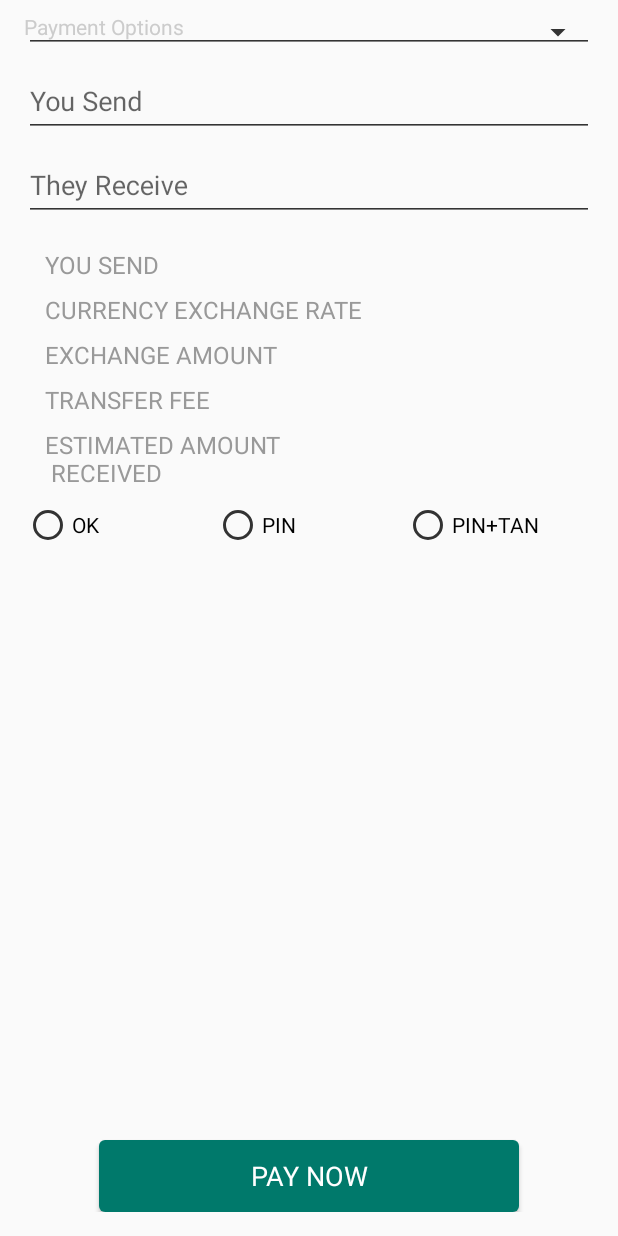
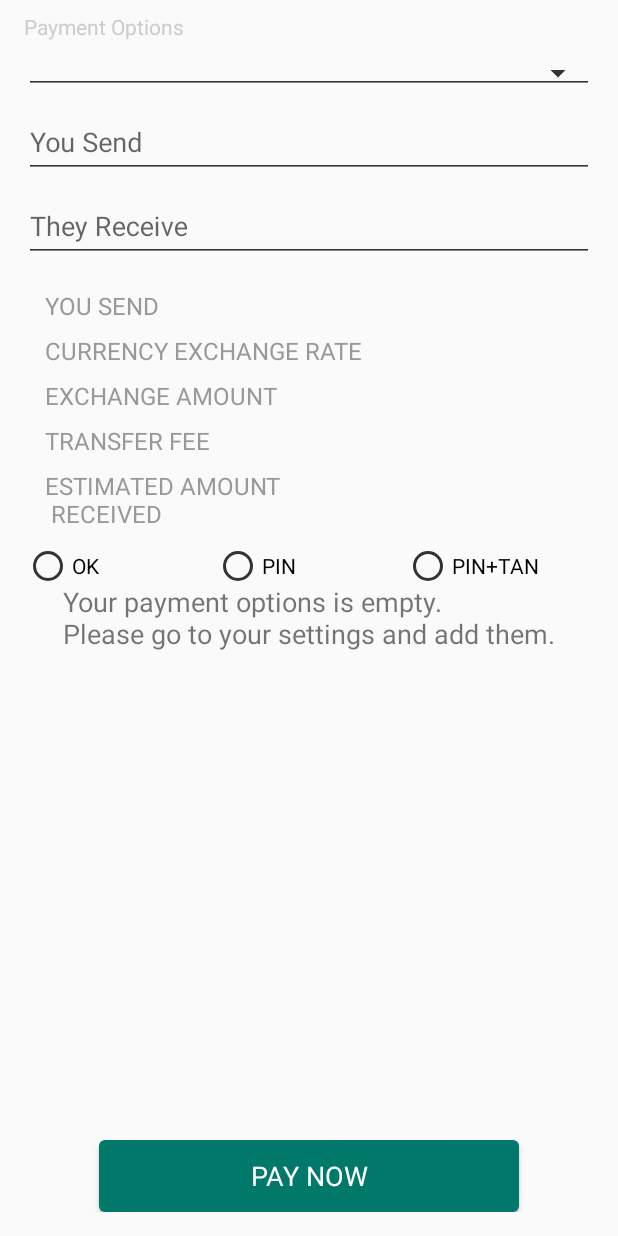
Before and after one commit to Festak/TransferPay, an Android app: the layout transaction_overview.xml on its own in the app's theme, with its tools: preview values and no code run, on a phone screen of 412 x 824 dp. Run offline under Robolectric (Android 15) with nearby library versions, the phone set to English and light mode, and no system bars.

Commit message:
Validation on null payment option.

```diff
--- a/app-transferpay/src/main/java/com/transfer/pay/models/Transaction.java
+++ b/app-transferpay/src/main/java/com/transfer/pay/models/Transaction.java
@@ -153,8 +153,13 @@ public class Transaction extends BaseObservable {
     public void setPaymentOption(CreditCardModel paymentOption) {
         this.paymentOption = paymentOption;
         if (paymentOption != null) {
-            setExchangeRate(paymentOption.getCreditCardDataOne().getCurrency().getFormatToUsd());
-            setCurrency(paymentOption.getCreditCardDataOne().getCurrency().getName());
+            if (paymentOption.getCreditCardDataOne() != null) {
+                setExchangeRate(paymentOption.getCreditCardDataOne().getCurrency().getFormatToUsd());
+                setCurrency(paymentOption.getCreditCardDataOne().getCurrency().getName());
+            } else {
+                setExchangeRate(1.0);
+                setCurrency("Undefined");
+            }
         }
         notifyPropertyChanged(BR.paymentOption);
     }
--- a/app-transferpay/src/main/java/com/transfer/pay/ui/fragments/transactionoverview/TransactionOverviewPresenter.java
+++ b/app-transferpay/src/main/java/com/transfer/pay/ui/fragments/transactionoverview/TransactionOverviewPresenter.java
@@ -11,6 +11,7 @@ import com.transfer.pay.databinding.TransactionOverviewBinding;
 import com.transfer.pay.models.CreditCardData;
 import com.transfer.pay.models.CreditCardModel;
 import com.transfer.pay.models.Transaction;
+import com.transfer.pay.models.User;
 import com.transfer.pay.ormlite.ORMLiteFactcory;
 import com.transfer.pay.ui.TransferPayBasePresenter;
 import com.transfer.pay.ui.fragments.TransferPayFragmentFactory;
@@ -70,6 +71,7 @@ public class TransactionOverviewPresenter extends TransferPayBasePresenter<Empty
     public void bindVariables(TransactionOverviewBinding binding) {
         binding.setPresenter(this);
         binding.setTransaction(initTransaction());
+        binding.setHasPaymentOptions(isUserHasPaymentOptions());
     }
 
     public List<CreditCardModel> getPaymentOptions() {
@@ -96,4 +98,9 @@ public class TransactionOverviewPresenter extends TransferPayBasePresenter<Empty
 
     }
 
+    private boolean isUserHasPaymentOptions() {
+        User user = UserManager.getInstance().getUser();
+        return user.getCreditCards() != null && user.getCreditCards().size() > 0;
+    }
+
 }
--- a/app-transferpay/src/main/res/layout/transaction_overview.xml
+++ b/app-transferpay/src/main/res/layout/transaction_overview.xml
@@ -19,6 +19,10 @@
             name="v"
             type="android.view.View"/>
 
+        <variable
+            name="hasPaymentOptions"
+            type="Boolean"/>
+
     </data>
 
     <RelativeLayout
@@ -30,32 +34,39 @@
         android:paddingRight="@dimen/activity_horizontal_margin">
 
         <TextView
-            style="@style/SpinnerLabel"
             android:layout_width="wrap_content"
             android:layout_height="wrap_content"
-            android:layout_marginTop="@dimen/text_link_margin_top"
-            android:text="@string/settings_button_payment_option"/>
-
-        <android.support.v7.widget.AppCompatSpinner
-            android:id="@+id/spinnerPaymentOptions"
-            style="@style/Base.Widget.AppCompat.Spinner.Underlined"
-            android:layout_width="match_parent"
-            android:layout_height="wrap_content"
-            android:layout_marginTop="@dimen/text_link_margin_top"
-            bind:selectedValue="@={transaction.paymentOption}"/>
+            android:layout_centerInParent="true"
+            android:text="@string/validation_zero_payment_options"
+            android:textSize="18sp"
+            android:visibility="@{!hasPaymentOptions ? v.VISIBLE : v.GONE}"/>
 
         <ScrollView
-            android:layout_below="@id/spinnerPaymentOptions"
             android:layout_width="match_parent"
             android:layout_height="wrap_content"
             android:layout_above="@+id/buttonSave"
-            android:visibility="@{transaction.paymentOption == null ? v.GONE : v.VISIBLE}">
+            android:layout_alignParentTop="true"
+            android:visibility="@{hasPaymentOptions ? v.VISIBLE : v.GONE}">
 
             <LinearLayout
                 android:layout_width="match_parent"
                 android:layout_height="wrap_content"
                 android:orientation="vertical">
 
+                <TextView
+                    style="@style/SpinnerLabel"
+                    android:layout_width="wrap_content"
+                    android:layout_height="wrap_content"
+                    android:layout_marginTop="@dimen/text_link_margin_top"
+                    android:text="@string/settings_button_payment_option"/>
+
+                <android.support.v7.widget.AppCompatSpinner
+                    android:id="@+id/spinnerPaymentOptions"
+                    style="@style/Base.Widget.AppCompat.Spinner.Underlined"
+                    android:layout_width="match_parent"
+                    android:layout_height="wrap_content"
+                    android:layout_marginTop="@dimen/text_link_margin_top"
+                    bind:selectedValue="@={transaction.paymentOption}"/>
 
                 <android.support.design.widget.TextInputLayout
                     android:id="@+id/fieldYouSend"
@@ -129,7 +140,8 @@
             android:layout_alignParentBottom="true"
             android:layout_centerHorizontal="true"
             android:onClick="@{()->presenter.onPayNowClick(transaction)}"
-            android:text="@string/transaction_overview_pay_now"/>
+            android:text="@string/transaction_overview_pay_now"
+            android:visibility="@{hasPaymentOptions ? v.VISIBLE : v.GONE}"/>
 
     </RelativeLayout>
 </layout>
--- a/app-transferpay/src/main/res/values/strings.xml
+++ b/app-transferpay/src/main/res/values/strings.xml
@@ -195,6 +195,7 @@
     <string name="validation_not_enough_money">Not enough money on your card!</string>
     <string name="validation_minimum_transaction">Min to send is 10 USD</string>
     <string name="validation_card_data">Add information about your card in card options</string>
+    <string name="validation_zero_payment_options">Your payment options is empty.\nPlease go to your settings and add them.</string>
 
     <!-- Change password -->
     <string name="change_password_title">Change password</string>
```
